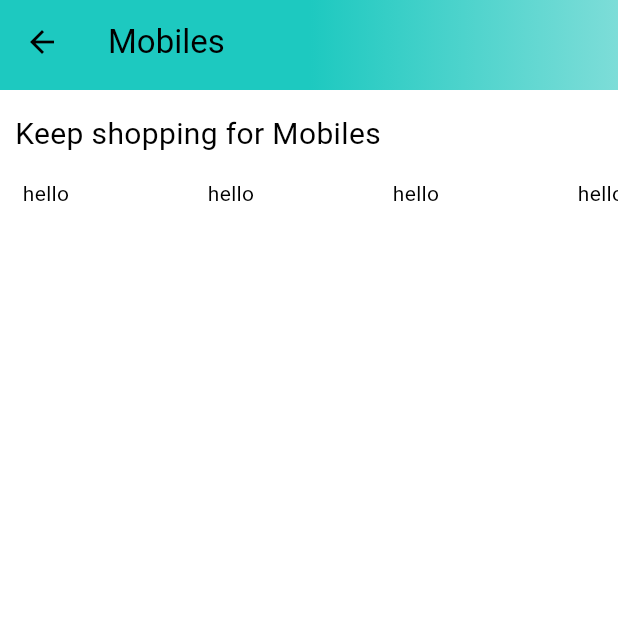
After one commit to 04raghav/ShopNest, a Flutter app: the HomeScreen screen opened by its route, after a tap on "Mobiles", on a phone screen of 412 x 824 dp, the top half of it. The commit adds this screen. Run offline on Flutter 3.47's test engine with Material 3 defaults, Android fonts, the light colour scheme and no system bars; our stand-ins replace badges, carousel_slider, dotted_border, file_picker, fl_chart, shared_preferences; missing offline and left inert: cloudinary_public; accounts and stored records are empty; network calls fail.

Commit message:
Category commit

```diff
--- a/lib/constants/global_variables.dart
+++ b/lib/constants/global_variables.dart
@@ -1,6 +1,6 @@
 import 'package:flutter/material.dart';
 
-String uri = "http://192.168.1.44:3000";
+String uri = "http://192.168.1.37:3000";
 
 class GlobalVariables {
   static const appBarGradient = LinearGradient(
--- /dev/null
+++ b/lib/features/home/screens/category_deals.dart
@@ -0,0 +1,58 @@
+import 'package:flutter/material.dart';
+import 'package:shopnest/constants/global_variables.dart';
+
+class CategoryDeals extends StatefulWidget {
+  final String category;
+  static const String routeName = '/category-deals';
+  const CategoryDeals({super.key, required this.category});
+
+  @override
+  State<CategoryDeals> createState() => _CategoryDealsState();
+}
+
+class _CategoryDealsState extends State<CategoryDeals> {
+  @override
+  Widget build(BuildContext context) {
+    return Scaffold(
+      appBar: PreferredSize(
+        preferredSize: const Size.fromHeight(60),
+        child: AppBar(
+            flexibleSpace: Container(
+              decoration: const BoxDecoration(
+                gradient: GlobalVariables.appBarGradient,
+              ),
+            ),
+            title: Text(
+              widget.category,
+              style: TextStyle(color: Colors.black),
+            )),
+      ),
+      body: Column(
+        children: [
+          Container(
+            padding: EdgeInsets.symmetric(horizontal: 10, vertical: 15),
+            alignment: Alignment.topLeft,
+            child: Text(
+              "Keep shopping for ${widget.category}",
+              style: TextStyle(fontSize: 20),
+            ),
+          ),
+          SizedBox(
+            height: 170,
+            child: GridView.builder(
+                itemCount: 10,
+                scrollDirection: Axis.horizontal,
+                padding: EdgeInsets.only(left: 15),
+                gridDelegate: const SliverGridDelegateWithFixedCrossAxisCount(
+                    childAspectRatio: 1.5,
+                    mainAxisSpacing: 10,
+                    crossAxisCount: 1),
+                itemBuilder: (context, index) {
+                  return Text('hello');
+                }),
+          )
+        ],
+      ),
+    );
+  }
+}
--- a/lib/features/home/widgets/top_categories.dart
+++ b/lib/features/home/widgets/top_categories.dart
@@ -1,8 +1,13 @@
 import 'package:shopnest/constants/global_variables.dart';
 import 'package:flutter/material.dart';
+import 'package:shopnest/features/home/screens/category_deals.dart';
 
 class TopCategories extends StatelessWidget {
   const TopCategories({super.key});
+
+  void NavigateToCategoryPage(BuildContext context, String category) {
+    Navigator.pushNamed(context, CategoryDeals.routeName, arguments: category);
+  }
 
   @override
   Widget build(BuildContext context) {
@@ -13,7 +18,10 @@ class TopCategories extends StatelessWidget {
           scrollDirection: Axis.horizontal,
           itemCount: GlobalVariables.categoryImages.length,
           itemBuilder: (context, index) {
-            return Column(
+            return GestureDetector(
+              onTap: () => NavigateToCategoryPage(
+                  context, GlobalVariables.categoryImages[index]['title']!),
+              child: Column(
                 children: [
                   Container(
                     padding: EdgeInsets.symmetric(horizontal: 10),
@@ -32,6 +40,7 @@ class TopCategories extends StatelessWidget {
                     style: TextStyle(fontSize: 12, fontWeight: FontWeight.w400),
                   )
                 ],
+              ),
             );
           }),
     );
--- a/lib/router.dart
+++ b/lib/router.dart
@@ -2,6 +2,7 @@ import 'package:shopnest/Common/widgets/bottom_bar.dart';
 import 'package:shopnest/features/admin/screens/add_product_screen.dart';
 import 'package:shopnest/features/auth/screens/auth_screen.dart';
 import 'package:shopnest/features/home/screens/home_screen.dart';
+import 'features/home/screens/category_deals.dart';
 import 'package:flutter/material.dart';
 
 Route<dynamic> generateRoute(RouteSettings routeSettings) {
@@ -18,6 +19,11 @@ Route<dynamic> generateRoute(RouteSettings routeSettings) {
     case AddProductScreen.routeName:
       return MaterialPageRoute(
           settings: routeSettings, builder: (_) => const AddProductScreen());
+    case CategoryDeals.routeName:
+      var category = routeSettings.arguments as String;
+      return MaterialPageRoute(
+          settings: routeSettings,
+          builder: (_) => CategoryDeals(category: category  ));
     default:
       return MaterialPageRoute(
           builder: (_) => const Scaffold(
```
Also changed, not shown: lib/features/admin/screens/posts_screen.dart (+15 -2 lines), lib/features/admin/services/admin_services.dart (+25 -0 lines), lib/main.dart (line endings or trailing spaces), 5 other files. Lines whose indentation alone changed are shown as unchanged.
